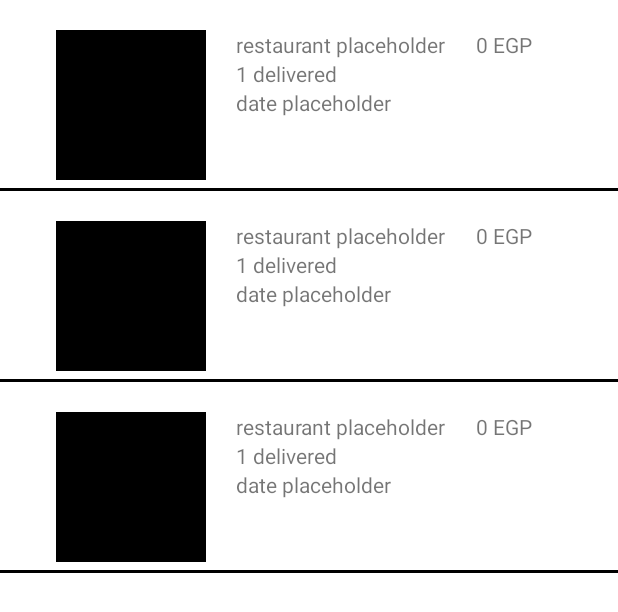
After one commit to MostafaXLotfy/Wagba, an Android app: the layout fragment_orders.xml on its own in the app's theme, with its tools: preview values and no code run, on a phone screen of 412 x 824 dp. The commit adds this screen. Shown: the top 612 px of the screen. Run offline under Robolectric (Android 15) with nearby library versions, the phone set to English and light mode, and no system bars.

Commit message:
finished orders fragment

```diff
--- /dev/null
+++ b/app/src/main/java/com/example/wagba/OrdersFragment.java
@@ -0,0 +1,64 @@
+package com.example.wagba;
+
+import android.os.Bundle;
+
+import androidx.fragment.app.Fragment;
+
+import android.view.LayoutInflater;
+import android.view.View;
+import android.view.ViewGroup;
+
+/**
+ * A simple {@link Fragment} subclass.
+ * Use the {@link OrdersFragment#newInstance} factory method to
+ * create an instance of this fragment.
+ */
+public class OrdersFragment extends Fragment {
+
+    // TODO: Rename parameter arguments, choose names that match
+    // the fragment initialization parameters, e.g. ARG_ITEM_NUMBER
+    private static final String ARG_PARAM1 = "param1";
+    private static final String ARG_PARAM2 = "param2";
+
+    // TODO: Rename and change types of parameters
+    private String mParam1;
+    private String mParam2;
+
+    public OrdersFragment() {
+        // Required empty public constructor
+    }
+
+    /**
+     * Use this factory method to create a new instance of
+     * this fragment using the provided parameters.
+     *
+     * @param param1 Parameter 1.
+     * @param param2 Parameter 2.
+     * @return A new instance of fragment OrdersFragment.
+     */
+    // TODO: Rename and change types and number of parameters
+    public static OrdersFragment newInstance(String param1, String param2) {
+        OrdersFragment fragment = new OrdersFragment();
+        Bundle args = new Bundle();
+        args.putString(ARG_PARAM1, param1);
+        args.putString(ARG_PARAM2, param2);
+        fragment.setArguments(args);
+        return fragment;
+    }
+
+    @Override
+    public void onCreate(Bundle savedInstanceState) {
+        super.onCreate(savedInstanceState);
+        if (getArguments() != null) {
+            mParam1 = getArguments().getString(ARG_PARAM1);
+            mParam2 = getArguments().getString(ARG_PARAM2);
+        }
+    }
+
+    @Override
+    public View onCreateView(LayoutInflater inflater, ViewGroup container,
+                             Bundle savedInstanceState) {
+        // Inflate the layout for this fragment
+        return inflater.inflate(R.layout.fragment_orders, container, false);
+    }
+}
--- /dev/null
+++ b/app/src/main/res/drawable/ic_baseline_shopping_cart_24.xml
@@ -0,0 +1,5 @@
+<vector android:height="24dp" android:tint="#000000"
+    android:viewportHeight="24" android:viewportWidth="24"
+    android:width="24dp" xmlns:android="http://schemas.android.com/apk/res/android">
+    <path android:fillColor="@android:color/white" android:pathData="M7,18c-1.1,0 -1.99,0.9 -1.99,2S5.9,22 7,22s2,-0.9 2,-2 -0.9,-2 -2,-2zM1,2v2h2l3.6,7.59 -1.35,2.45c-0.16,0.28 -0.25,0.61 -0.25,0.96 0,1.1 0.9,2 2,2h12v-2L7.42,15c-0.14,0 -0.25,-0.11 -0.25,-0.25l0.03,-0.12 0.9,-1.63h7.45c0.75,0 1.41,-0.41 1.75,-1.03l3.58,-6.49c0.08,-0.14 0.12,-0.31 0.12,-0.48 0,-0.55 -0.45,-1 -1,-1L5.21,4l-0.94,-2L1,2zM17,18c-1.1,0 -1.99,0.9 -1.99,2s0.89,2 1.99,2 2,-0.9 2,-2 -0.9,-2 -2,-2z"/>
+</vector>
--- /dev/null
+++ b/app/src/main/res/layout/fragment_orders.xml
@@ -0,0 +1,14 @@
+<?xml version="1.0" encoding="utf-8"?>
+<FrameLayout xmlns:android="http://schemas.android.com/apk/res/android"
+    xmlns:tools="http://schemas.android.com/tools"
+    android:layout_width="match_parent"
+    android:layout_height="match_parent"
+    tools:context=".OrdersFragment">
+
+    <androidx.recyclerview.widget.RecyclerView
+        android:layout_width="match_parent"
+        android:layout_height="match_parent"
+        tools:listitem="@layout/orders_item"
+        />
+
+</FrameLayout>
--- /dev/null
+++ b/app/src/main/res/layout/orders_item.xml
@@ -0,0 +1,84 @@
+<?xml version="1.0" encoding="utf-8"?>
+<androidx.constraintlayout.widget.ConstraintLayout xmlns:android="http://schemas.android.com/apk/res/android"
+    android:layout_width="match_parent"
+    android:layout_height="wrap_content"
+    xmlns:app="http://schemas.android.com/apk/res-auto">
+
+    <ImageView
+        android:id="@+id/iv_logo"
+        android:layout_width="100dp"
+        android:layout_height="100dp"
+
+        android:src="@color/black"
+        app:layout_constraintStart_toStartOf="parent"
+
+        app:layout_constraintTop_toTopOf="parent"
+        app:layout_constraintBottom_toTopOf="@id/separator"
+        app:layout_constraintEnd_toStartOf="@id/tv_name"
+        app:layout_constraintHorizontal_chainStyle="packed"
+        app:layout_constraintVertical_chainStyle="packed"
+        android:layout_marginEnd="20dp"
+        android:layout_marginTop="20dp"
+        android:layout_marginBottom="5dp"
+        />
+    <TextView
+        android:id="@+id/tv_name"
+        android:layout_width="wrap_content"
+        android:layout_height="wrap_content"
+        android:text="@string/name_placeholder"
+        app:layout_constraintStart_toEndOf="@id/iv_logo"
+        app:layout_constraintTop_toTopOf="@id/iv_logo"
+        app:layout_constraintEnd_toStartOf="@id/tv_price"
+        app:layout_constraintBottom_toTopOf="@id/tv_quantity"
+        android:layout_marginEnd="20dp"
+        app:layout_constraintVertical_chainStyle="packed"
+        />
+    <TextView
+        android:id="@+id/tv_quantity"
+        android:layout_width="0dp"
+        android:layout_height="wrap_content"
+        app:layout_constraintStart_toStartOf="@id/tv_name"
+        app:layout_constraintEnd_toEndOf="@+id/tv_name"
+        app:layout_constraintTop_toBottomOf="@id/tv_name"
+        app:layout_constraintBottom_toTopOf="@id/tv_date"
+        android:text="@string/order_quantity_placeholder"
+        />
+    <TextView
+        android:id="@+id/tv_date"
+        android:layout_width="0dp"
+        android:layout_height="0dp"
+        android:text="@string/date_placeholder"
+        app:layout_constraintTop_toBottomOf="@id/tv_quantity"
+        app:layout_constraintBottom_toBottomOf="@id/iv_logo"
+        app:layout_constraintStart_toStartOf="@id/tv_name"
+        app:layout_constraintEnd_toEndOf="@id/tv_name"
+        />
+    <TextView
+
+        android:id="@+id/tv_price"
+        android:layout_width="wrap_content"
+        android:layout_height="wrap_content"
+
+        android:text="@string/price_placeholder"
+        android:layout_marginEnd="20dp"
+        app:layout_constraintStart_toEndOf="@id/tv_name"
+        app:layout_constraintEnd_toEndOf="parent"
+        app:layout_constraintTop_toTopOf="@id/tv_name"
+        app:layout_constraintBottom_toBottomOf="@id/tv_name"
+
+        android:textAlignment="textEnd"
+
+        />
+
+    <View
+        android:id="@+id/separator"
+        android:layout_width="match_parent"
+        android:layout_height="2dp"
+        android:background="@color/black"
+        app:layout_constraintBottom_toBottomOf="parent"
+        app:layout_constraintEnd_toEndOf="parent"
+        app:layout_constraintHorizontal_bias="0.0"
+        app:layout_constraintStart_toStartOf="parent"
+        app:layout_constraintTop_toBottomOf="@id/iv_logo" />
+
+</androidx.constraintlayout.widget.ConstraintLayout>
--- a/app/src/main/res/menu/bottom_nav_menu.xml
+++ b/app/src/main/res/menu/bottom_nav_menu.xml
@@ -17,5 +17,10 @@
         android:title="@string/restaurants"
         android:icon="@drawable/ic_outline_restaurant_24"
         />
+    <item
+        android:id="@+id/cart"
+        android:title="@string/cart"
+        android:icon="@drawable/ic_baseline_shopping_cart_24"
+        />
 
 </menu>
--- a/app/src/main/res/values/strings.xml
+++ b/app/src/main/res/values/strings.xml
@@ -15,4 +15,10 @@
     <string name="orders">orders</string>
     <string name="home">Home</string>
     <string name="restaurants">restaurants</string>
+    <string name="cart">cart</string>
+    <!-- TODO: Remove or change this placeholder text -->
+    <string name="hello_blank_fragment">Hello blank fragment</string>
+    <string name="order_quantity_placeholder">1 delivered</string>
+    <string name="date_placeholder">date placeholder</string>
+    <string name="price_placeholder">0 EGP</string>
 </resources>
```
